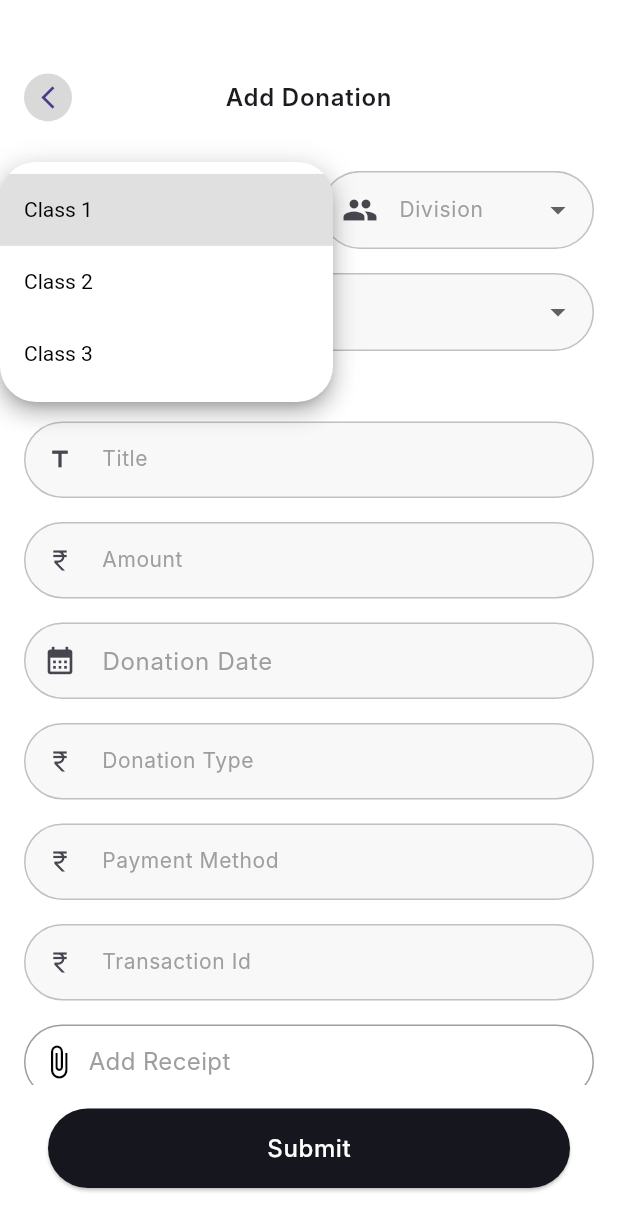
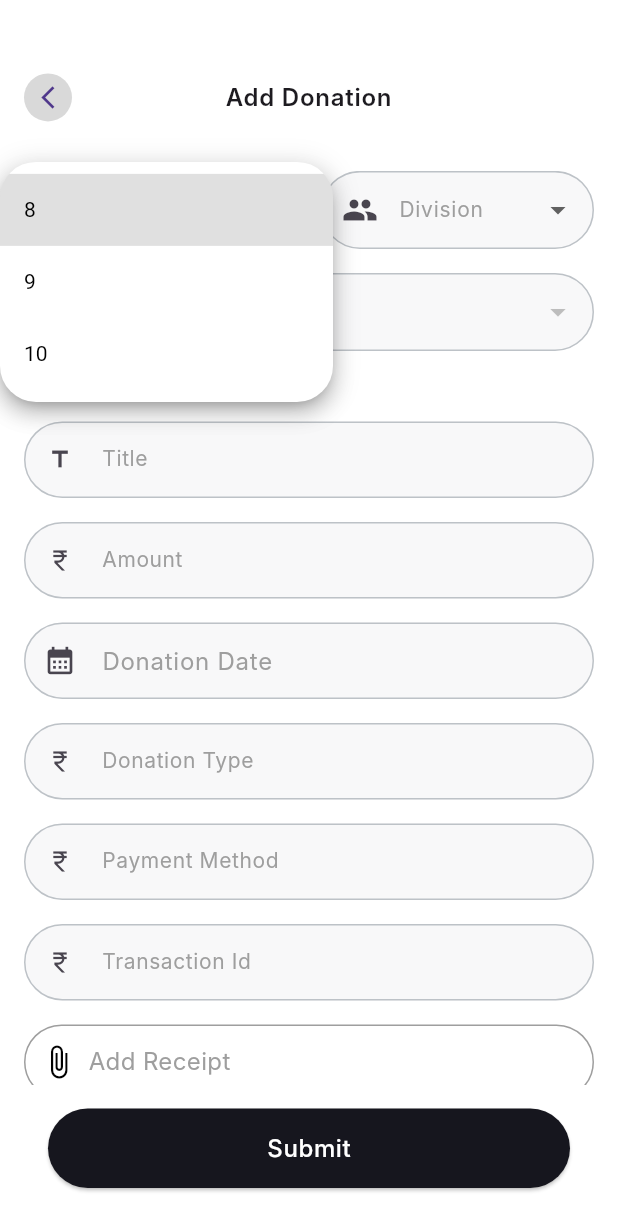
Before and after one commit to altezzai/acadobs, a Flutter app: the AddDonationPage screen opened by its route, after a tap on "Class", on a phone screen of 412 x 824 dp. Shown: the top 1231 px of the screen. Run offline on Flutter 3.47's test engine with Material 3 defaults, Android fonts, the phone set to English and light mode, and no system bars; our stand-ins replace dio, file_picker, flutter_rating_bar, go_router, pie_chart; network calls fail; Roboto replaces fonts that are missing (Inter).

Commit message:
student selected according to class & division in donation

```diff
--- a/lib/features/admin/payments/controller/payment_controller.dart
+++ b/lib/features/admin/payments/controller/payment_controller.dart
@@ -80,8 +80,7 @@ class PaymentController extends ChangeNotifier {
           payment_method: payment_method,
           transaction_id: transaction_id,
           payment_status: payment_status,
-        file: file
-      );
+          file: file);
       if (response.statusCode == 201) {
         log(">>>>>>${response.statusMessage}");
         context.goNamed(AppRouteConst.bottomNavRouteName,
@@ -97,6 +96,7 @@ class PaymentController extends ChangeNotifier {
 
   Future<void> addDonation(
     BuildContext context, {
+    required String userId,
     required String amount_donated,
     required String donation_date,
     required String purpose,
--- a/lib/features/admin/payments/screens/add_donation.dart
+++ b/lib/features/admin/payments/screens/add_donation.dart
@@ -1,8 +1,12 @@
+import 'dart:developer';
+
 import 'package:flutter/material.dart';
 import 'package:file_picker/file_picker.dart';
 import 'package:go_router/go_router.dart';
 import 'package:provider/provider.dart';
+import 'package:school_app/base/controller/student_id_controller.dart';
 import 'package:school_app/base/routes/app_route_const.dart';
+import 'package:school_app/core/controller/dropdown_provider.dart';
 import 'package:school_app/core/navbar/screen/bottom_nav.dart';
 import 'package:school_app/core/shared_widgets/custom_appbar.dart';
 import 'package:school_app/core/shared_widgets/custom_datepicker.dart';
@@ -31,6 +35,19 @@ class _AddDonationPageState extends State<AddDonationPage> {
   final TextEditingController _donationtypeController = TextEditingController();
   final TextEditingController _methodController = TextEditingController();
   final TextEditingController _transactionController = TextEditingController();
+
+  @override
+  void initState() {
+    super.initState();
+    // Ensure `StudentIdController` fetches data on dropdown change
+    final dropdownProvider = context.read<DropdownProvider>();
+    dropdownProvider.addListener(() {
+      final selectedClass = dropdownProvider.getSelectedItem('class');
+      final selectedDivision = dropdownProvider.getSelectedItem('division');
+      context.read<StudentIdController>().getStudentsFromClassAndDivision(
+          className: selectedClass, section: selectedDivision);
+    });
+  }
 
   // Method to pick a file from the device
   Future<void> pickFile() async {
@@ -77,7 +94,7 @@ class _AddDonationPageState extends State<AddDonationPage> {
                           child: CustomDropdown(
                             dropdownKey: 'class',
                             label: 'Class',
-                            items: ['Class 1', 'Class 2', 'Class 3'],
+                            items: ['8', '9', '10'],
                             icon: Icons.school,
                           ),
                         ),
@@ -86,18 +103,25 @@ class _AddDonationPageState extends State<AddDonationPage> {
                           child: CustomDropdown(
                             dropdownKey: 'division',
                             label: 'Division',
-                            items: ['Division A', 'Division B', 'Division C'],
+                            items: ['A', 'B', 'C'],
                             icon: Icons.group,
                           ),
                         ),
                       ],
                     ),
                     const SizedBox(height: 16),
-                    CustomDropdown(
-                      dropdownKey: 'select student',
-                      label: 'Select student',
-                      items: ['Student 1', 'Student 2', 'Student 3'],
-                      icon: Icons.person,
+                    Consumer<StudentIdController>(
+                      builder: (context, studentController, child) {
+                        return CustomDropdown(
+                          dropdownKey: 'selectedStudent',
+                          label: 'Select student',
+                          items: studentController.students
+                              .map((student) =>
+                                  '${student['id'].toString()}. ${student['full_name']}')
+                              .toList(),
+                          icon: Icons.person,
+                        );
+                      },
                     ),
                     const SizedBox(height: 16),
                     Column(
@@ -194,8 +218,15 @@ class _AddDonationPageState extends State<AddDonationPage> {
               child: CustomButton(
                 text: 'Submit',
                 onPressed: () {
+                  final selectedStudent = context
+                      .read<DropdownProvider>()
+                      .getSelectedItem('selectedStudent');
+                  final studentId = selectedStudent.split('.').first;
+
+                  log(">>>>>>>>>>>>${studentId}");
                   context.read<PaymentController>().addDonation(
                         context,
+                        userId: studentId,
                         amount_donated: _amountController.text,
                         donation_date: _dateController.text,
                         purpose: _purposeController.text,
```
Lines whose indentation alone changed are shown as unchanged.
